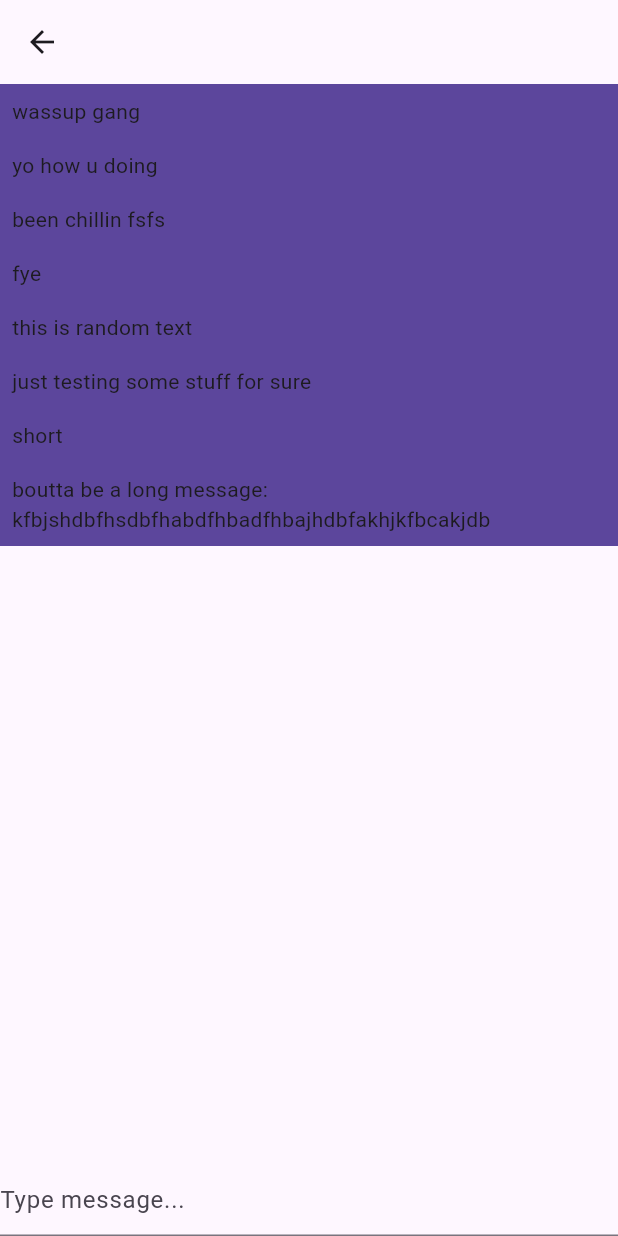
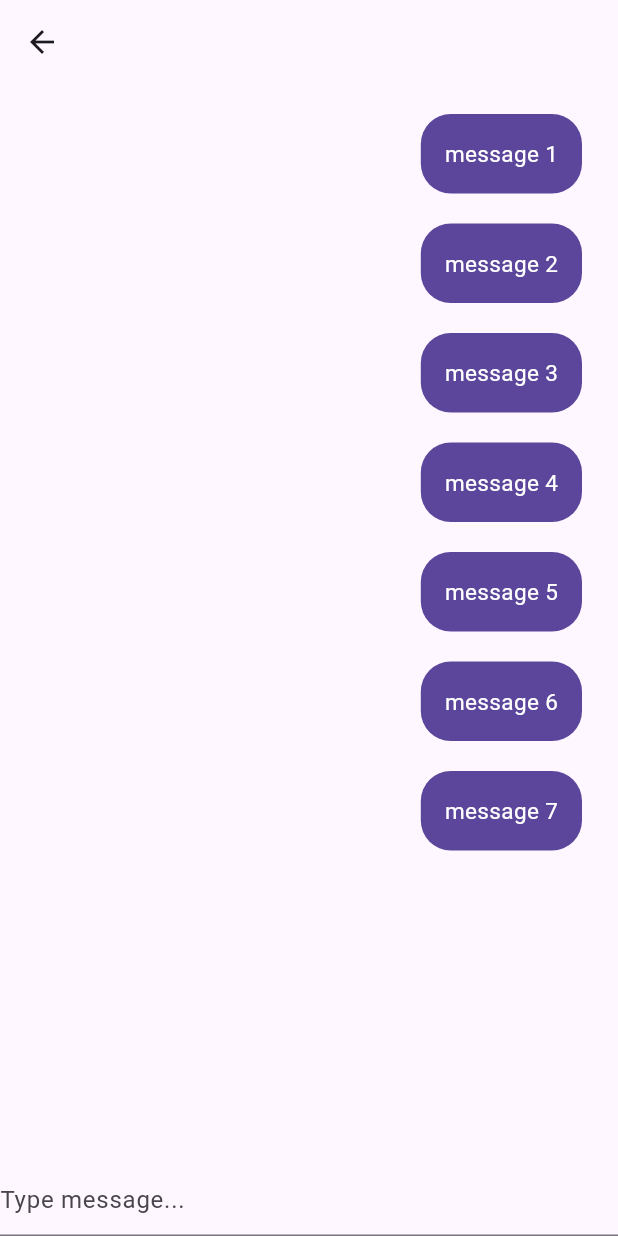
Before and after one commit to karlabelem/Duet, a Flutter app: the MessagingPage screen opened directly with empty values, on a phone screen of 412 x 824 dp. Run offline on Flutter 3.47's test engine with Material 3 defaults, Android fonts, the phone set to English and light mode, and no system bars; generated files the repository leaves out were written again.

Commit message:
base messaging page

```diff
--- a/duet_application/lib/src/messaging/conversation.dart
+++ b/duet_application/lib/src/messaging/conversation.dart
@@ -1,91 +1,66 @@
 import 'package:flutter/material.dart';
 
 class MessagingPage extends StatefulWidget {
-  const MessagingPage({
-    super.key,
-    required this.senderId,
-    required this.receiverId
-  });
+  MessagingPage(
+      {super.key, required this.senderId, required this.receiverId, this.messages});
 
   final String senderId;
   final String receiverId;
+  late List<Message> ?messages;
 
   @override
   State<MessagingPage> createState() => _MessaginPageState();
-
 }
 
 class _MessaginPageState extends State<MessagingPage> {
 
   final typed = TextEditingController();
-  late List<Message> messages;
+
   @override
   void initState() {
     super.initState();
-    messages = [
-      Message(widget.senderId, widget.receiverId, "wassup gang"),
-      Message(widget.receiverId, widget.senderId, "yo how u doing"),
-      Message(widget.senderId, widget.receiverId, "been chillin fsfs"),
-      Message(widget.receiverId, widget.senderId, "fye"),
-      Message(widget.senderId, widget.receiverId, "this is random text"),
-      Message(widget.receiverId, widget.senderId, "just testing some stuff for sure"),
-      Message(widget.senderId, widget.receiverId, "short"),
-      Message(widget.receiverId, widget.senderId, "boutta be a long message: kfbjshdbfhsdbfhabdfhbadfhbajhdbfakhjkfbcakjdb")
+    widget.messages ??= [
+      Message(widget.senderId, widget.receiverId, "message 1"),
+      Message(widget.receiverId, widget.senderId, "message 2"),
+      Message(widget.senderId, widget.receiverId, "message 3"),
+      Message(widget.senderId, widget.receiverId, "message 4"),
+      Message(widget.receiverId, widget.senderId, "message 5"),
+      Message(widget.receiverId, widget.senderId, "message 6"),
+      Message(widget.senderId, widget.receiverId, "message 7"),
     ];
   }
 
-
-
   void sendMessage(String text) {
-    List<Message> newMessages = messages.sublist(0);
+    List<Message> newMessages = widget.messages!.sublist(0);
+    newMessages.add(Message(widget.senderId, widget.receiverId, text));
     setState(() {
-      messages = newMessages;
+      widget.messages = newMessages;
     });
-    print("message sent");
   }
 
   @override
   Widget build(BuildContext context) {
     return Scaffold(
-
       appBar: AppBar(title: Text(widget.receiverId)),
-
       body: ListView.builder(
           scrollDirection: Axis.vertical,
-        itemCount: messages.length,
-        itemBuilder: (BuildContext context, int index){
-          Message m = messages[index];
-          if(m.sender == widget.senderId){
-            return Container(
-              alignment: Alignment.center,
-              color: Color(0xFF5C469C),
-              padding: const EdgeInsets.all(8.0),
-              transformAlignment: Alignment.topRight,
-              width: 5,
-              child: Row(
-                children: <Widget>[
-                  Flexible(child: Text(m.text))
-                ]
-              )
-            );
-          }
-          return TextBubble(isSent: m.sender == widget.senderId, msg: m.text);
-        }
-
-      ),
-
-      bottomNavigationBar: TextField(
-
+          itemCount: widget.messages!.length,
+          shrinkWrap: true,
+          padding: EdgeInsets.all(10),
+          itemBuilder: (BuildContext context, int index) {
+            return TextBubble(msg: widget.messages![index], sender: widget.senderId);
+          }),
+      bottomNavigationBar: Row(children: <Widget>[
+        Expanded(
+            child: TextField(
           controller: typed,
-
           decoration: InputDecoration(hintText: "Type message..."),
-
           onSubmitted: (text) {
             sendMessage(text);
             typed.clear();
           },
-      ),
-
+        ))
+      ]),
     );
   }
 }
@@ -99,52 +74,34 @@ class Message {
 }
 
 class TextBubble extends StatelessWidget {
-  const TextBubble({
-    super.key,
-    required this.isSent,
-    required this.msg
-  });
+  const TextBubble({super.key, required this.msg, required this.sender});
 
-  final bool isSent;
-  final String msg;
+  final Message msg;
+  final String sender;
 
   @override
   Widget build(BuildContext context) {
-    return Column(
-      children: [
-        Container(
-          width: 167,
-          height: 48,
-          padding: const EdgeInsets.symmetric(horizontal: 16, vertical: 12),
-          decoration: ShapeDecoration(
-            color: (!isSent) ? Color(0xFFD4ADFC) : Color(0xFF5C469C),
-            shape: RoundedRectangleBorder(
-              borderRadius: BorderRadius.only(
-                topLeft: Radius.circular(24),
-                topRight: Radius.circular(24),
-                bottomRight: Radius.circular(24),
+    return Container(
+      padding: EdgeInsets.only(left: 14, right: 14, top: 10, bottom: 10),
+      child: Align(
+        alignment:
+            ((msg.sender == sender) ? Alignment.topRight : Alignment.topLeft),
+        child: Container(
+          decoration: BoxDecoration(
+            borderRadius: BorderRadius.circular(20),
+            color: ((msg.sender == sender)
+                ? Color(0xFF5C469C)
+                : Color(0xFFD4ADFC)),
+          ),
+          padding: EdgeInsets.all(16),
+          child: Text(
+            msg.text,
+            style: TextStyle(
+                fontSize: 15,
+                color: ((msg.sender == sender) ? Colors.white : Colors.black)),
           ),
         ),
       ),
-          child: Row(
-            mainAxisSize: MainAxisSize.min,
-            mainAxisAlignment: MainAxisAlignment.start,
-            crossAxisAlignment: CrossAxisAlignment.start,
-            children: [
-              Text(
-                msg,
-                style: TextStyle(
-                  color: (isSent) ? Colors.black : Colors.white,
-                  fontSize: 16,
-                  fontFamily: 'GDS Transport Website',
-                  fontWeight: FontWeight.w300,
-                  height: 1.50,
-                ),
-              ),
-            ],
-          ),
-        ),
-      ],
     );
   }
 }
```
Lines whose indentation alone changed are shown as unchanged.
